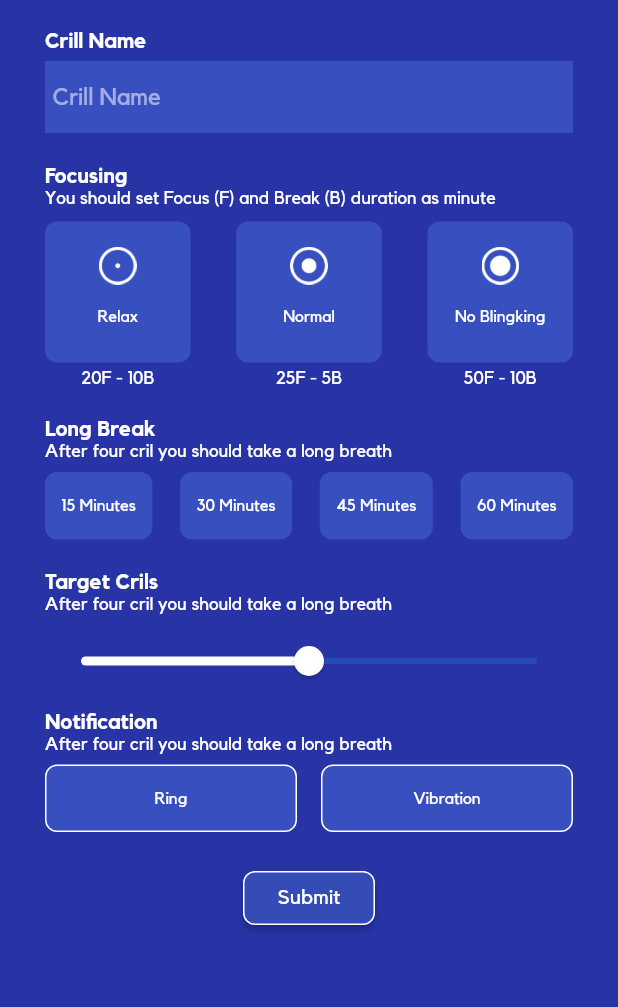
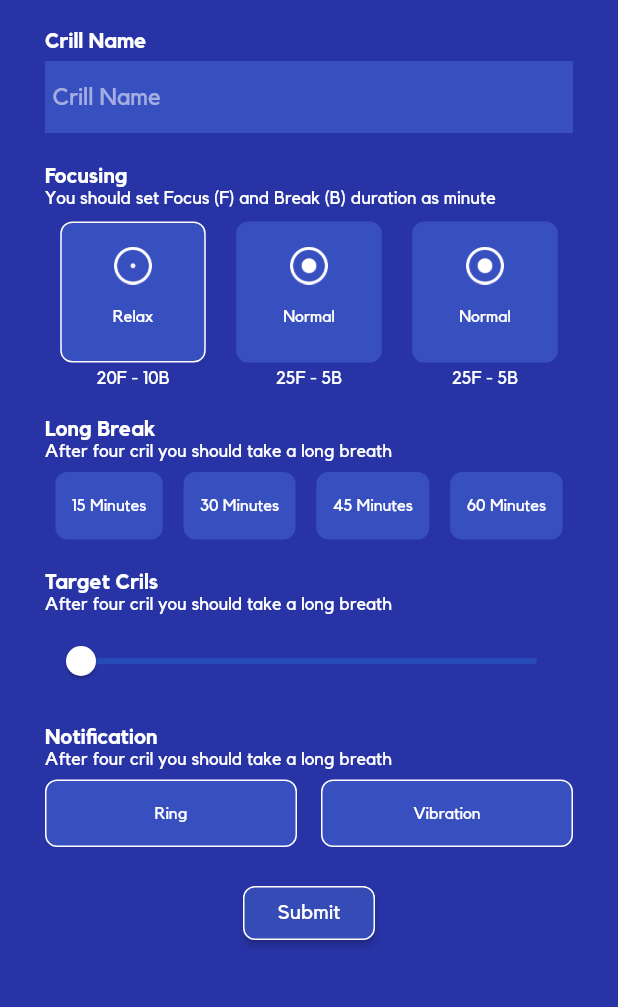
Before and after one commit to alicanbozkurt/pomo-cril, a Flutter app: the Pomo screen opened directly, on a phone screen of 412 x 824 dp, the part 89-1096 px from its top. Run offline on Flutter 3.47's test engine with Material 2 defaults, Android fonts, the phone set to English and light mode, and no system bars.

Commit message:
update custom radio and add cril data

```diff
--- /dev/null
+++ b/lib/bloc/event.dart
@@ -0,0 +1,4 @@
+enum FocusEvent{
+  focus,
+  unfocus
+}
--- /dev/null
+++ b/lib/model/cril_data.dart
@@ -0,0 +1,20 @@
+class CrilData{
+  final String crilName;
+  final Focussing focussing;
+  final int longBreak;
+  final int targetCrill;
+
+  CrilData({this.crilName, this.focussing, this.longBreak, this.targetCrill});
+}
+
+enum Focussing{
+  Relax,
+  Normal,
+  NoBlinking
+}
+
+class Setting{
+  final bool isRinging;
+  final bool isVibrate;
+  Setting({this.isRinging, this.isVibrate});
+}
--- a/lib/widget/custom/critem.dart
+++ b/lib/widget/custom/critem.dart
@@ -5,7 +5,9 @@ class CRItem extends StatefulWidget{
   final Widget child;
   final EdgeInsetsGeometry margin;
   final bool active;
-  CRItem({this.child, this.margin, this.active});
+  final Function onSelected;
+  final int position;
+  CRItem({this.child, this.margin, this.active, this.position, this.onSelected});
   @override
   State<StatefulWidget> createState() => CRItemSate();
 
@@ -24,22 +26,16 @@ class CRItemSate extends State<CRItem>{
   }
   @override
   Widget build(BuildContext context) {
-    return GestureDetector(
-      onTap: (){
-        setState(() {
-          isSelected = !isSelected;
-        });
-      },
-      child:Container(
+    return Container(
         margin: widget.margin != null ? widget.margin : EdgeInsets.zero,
         padding: EdgeInsets.only(top:16, bottom: 16, right: 10, left: 10),
           decoration: BoxDecoration(
             color: ColorUtils.blue_item,
             borderRadius: new BorderRadius.all(Radius.circular(8)),
-              border: new Border.all(color: isSelected?Colors.white: ColorUtils.blue_item, width: 1),
+              border: new Border.all(color: widget.active?Colors.white: ColorUtils.blue_item, width: 1),
           ),
           child: widget.child,
-        )
+
     );
   }
 
--- /dev/null
+++ b/lib/widget/custom/group_timer.dart
@@ -0,0 +1,77 @@
+import 'package:flutter/material.dart';
+import 'package:pomodoro_apps/utils/constants.dart';
+import 'package:pomodoro_apps/widget/custom/critem.dart';
+
+class GroupTimer extends StatefulWidget{
+
+  final Function onSelected;
+  GroupTimer({this.onSelected});
+
+  @override
+  State<StatefulWidget> createState() => StateGroupTimer();
+
+}
+
+class StateGroupTimer extends State<GroupTimer>{
+  final indexSelected = ValueNotifier(0);
+  @override
+  Widget build(BuildContext context) {
+    return ValueListenableBuilder<int>(
+     valueListenable: indexSelected,
+        builder: (context, value, child) {
+
+     return Row(
+      mainAxisAlignment: MainAxisAlignment.spaceAround,
+      children: <Widget>[
+        GestureDetector(
+          child:CRItem(
+              position: 1,
+              active: indexSelected.value == 1,
+              child: Text("15 Minutes", style:TextStyle(color:Colors.white, fontSize: 11, fontFamily:Constants.font)),
+            ),
+            onTap: (){
+              indexSelected.value = 1;
+              widget.onSelected(15);
+            },
+        ),
+         GestureDetector(
+          child:
+            CRItem(
+              position: 2,
+              active: indexSelected.value == 2,
+              child: Text("30 Minutes", style:TextStyle(color:Colors.white, fontSize: 11,fontFamily:Constants.font)),
+            ),
+          onTap:(){
+            indexSelected.value = 2;
+            widget.onSelected(30);
+        }),
+        GestureDetector(
+          child:
+            CRItem(
+              position: 3,
+              active: indexSelected.value == 3,
+              child: Text("45 Minutes", style:TextStyle(color:Colors.white,fontSize: 11,  fontFamily:Constants.font)),
+            ),
+          onTap:(){
+            indexSelected.value =3;
+            widget.onSelected(45);
+          }),
+          GestureDetector(
+          child:
+            CRItem(
+              position: 4,
+              active: indexSelected.value == 4,
+              child: Text("60 Minutes", style:TextStyle(color:Colors.white,fontSize: 11, fontFamily:Constants.font)),
+            ),
+          onTap: (){
+            indexSelected.value = 4;
+            widget.onSelected(60);
+          }),
+
+      ],
+
+    );
+        });
+  }
+
+}
--- /dev/null
+++ b/lib/widget/custom/radio_focus.dart
@@ -0,0 +1,133 @@
+import 'package:flutter/foundation.dart';
+import 'package:flutter/material.dart';
+import 'package:pomodoro_apps/model/cril_data.dart';
+import 'package:pomodoro_apps/utils/constants.dart';
+
+import 'critem.dart';
+
+class FocusData {
+  final String icon;
+  final String title;
+  final String desc;
+  bool isSelected;
+  FocusData({this.icon, this.desc, this.title, this.isSelected});
+}
+
+class RadioFocus extends StatefulWidget {
+  final Function onSelected;
+  RadioFocus({this.onSelected});
+
+  @override
+  State<StatefulWidget> createState() => RadioFocusState();
+}
+
+class RadioFocusState extends State<RadioFocus> {
+
+  final listData = [
+                      FocusData(icon:"assets/img/eye_open.png", title: "Relax", desc: "20F - 10B"),
+                      FocusData(icon:"assets/img/eye_open_2.png", title: "Normal", desc: "25F - 5B"),
+                      FocusData(icon:"assets/img/eye_open_3.png", title: "No Blingking", desc: "50F - 10B"),
+                    ];
+
+  @override
+  void initState() {
+    super.initState();
+  }
+
+  @override
+  Widget build(BuildContext context) {
+     final isActiveTrigger = ValueNotifier(0);
+    return ValueListenableBuilder<int>(
+     valueListenable: isActiveTrigger,
+        builder: (context, value, child) {
+
+     return Row(
+      mainAxisAlignment: MainAxisAlignment.spaceAround,
+      children: <Widget>[
+        GestureDetector(
+          child: FocusItem(
+            focusData: listData[0],
+            position: 0,
+            isActive: isActiveTrigger.value == 0,
+          ),
+          onTap: (){
+            isActiveTrigger.value = 0;
+            widget.onSelected(Focussing.Relax);
+          },
+        ),
+         GestureDetector(
+          child: FocusItem(
+            focusData: listData[1],
+            position: 1,
+            isActive: isActiveTrigger.value == 1,
+          ),
+          onTap: (){
+            isActiveTrigger.value = 1;
+             widget.onSelected(Focussing.Normal);
+          }
+        ),
+         GestureDetector(
+          child: FocusItem(
+            focusData: listData[1],
+            position: 2,
+            isActive: isActiveTrigger.value == 2,
+          ),
+          onTap: (){
+            isActiveTrigger.value = 2;
+             widget.onSelected(Focussing.NoBlinking);
+          }
+        ),
+
+        ],
+      );
+    }
+    );
+
+  }
+
+  void onSelected(int position) {
+    print("position " + position.toString());
+  }
+
+
+}
+
+class FocusItem extends StatefulWidget{
+  final FocusData focusData;
+  final int position;
+  final bool isActive;
+
+  FocusItem({this.focusData, this.position, this.isActive});
+
+  @override
+  State<StatefulWidget> createState() => FocusItemState();
+
+}
+
+class FocusItemState extends State<FocusItem>{
+
+
+  Widget build(BuildContext context) {
+    return Column(
+      children: <Widget>[
+        CRItem(
+              child: Container(
+                width: 75,
+                child:Column(children: <Widget>[
+                  Image.asset(widget.focusData.icon, width: 25,),
+                  Padding(padding:EdgeInsets.only(top: 16, bottom: 8), child:Text(
+                    widget.focusData.title,
+                    style: TextStyle(fontFamily: Constants.font,fontSize: 11, color: Colors.white),))
+                ])
+              ),
+              position: widget.position,
+              active: widget.isActive,
+                ),
+        Padding(padding:EdgeInsets.only(top: 4), child:Text( widget.focusData.desc,
+                 style:TextStyle(color:Colors.white, fontFamily:Constants.font, fontSize: 12)))
+      ],
+    );
+  }
+
+
+}
--- a/lib/widget/pomo/Pomo.dart
+++ b/lib/widget/pomo/Pomo.dart
@@ -1,11 +1,15 @@
+
 import 'package:flutter/material.dart';
 import 'package:flutter/widgets.dart';
+import 'package:pomodoro_apps/model/cril_data.dart';
 import 'package:pomodoro_apps/utils/animation.dart';
 import 'package:pomodoro_apps/utils/color_utils.dart';
 import 'package:pomodoro_apps/utils/constants.dart';
 import 'package:pomodoro_apps/widget/custom/back.dart';
 import 'package:pomodoro_apps/widget/custom/crbutton.dart';
 import 'package:pomodoro_apps/widget/custom/critem.dart';
+import 'package:pomodoro_apps/widget/custom/group_timer.dart';
+import 'package:pomodoro_apps/widget/custom/radio_focus.dart';
 import 'package:pomodoro_apps/widget/pomo/pomo_tracker.dart';
 
 class Pomo extends StatefulWidget {
@@ -14,10 +18,26 @@ class Pomo extends StatefulWidget {
 }
 
 class PomoState extends State<Pomo> {
-  double sliderValue = 10;
+  double sliderValue = 0;
+  String strSlider = "";
+  bool isRinging = true;
+  bool isVibrate = true;
+  int longBreak = 0;
+  Focussing focussing;
+
+  final nameController = TextEditingController();
+
+  @override
+  void dispose() {
+    super.dispose();
+  }
+
   @override
   Widget build(BuildContext context) {
+    final _scaffoldKey = GlobalKey<ScaffoldState>();
+
     return Scaffold(
+        key: _scaffoldKey,
         body: Container(
             margin: EdgeInsets.only(top: 24),
             height: MediaQuery.of(context).size.height,
@@ -61,6 +81,7 @@ class PomoState extends State<Pomo> {
                             padding: EdgeInsets.only(left: 5, right: 5),
                             color: ColorUtils.blue_item,
                             child:TextField(
+                              controller: nameController,
                               style:TextStyle(fontFamily: Constants.font, color: Colors.white),
                               decoration: InputDecoration(
                                   hintText: "Crill Name",
@@ -84,56 +105,12 @@ class PomoState extends State<Pomo> {
 
                       Padding(
                         padding: EdgeInsets.only(top: 10, bottom: 20),
-                        child: Row(
-                          mainAxisAlignment: MainAxisAlignment.spaceBetween,
-                          children: <Widget>[
-                            Column(
-                              children:<Widget>[
-                              CRItem(
-                                  child: Container(
-                                    width: 75,
-                                    child:Column(children: <Widget>[
-                                      Image.asset("assets/img/eye_open.png", width: 25,),
-                                      Padding(padding:EdgeInsets.only(top: 16, bottom: 8), child:Text("Relax", style: TextStyle(fontFamily: Constants.font,fontSize: 11, color: Colors.white),))
-                                    ])
-                                  )
-                                ),
-                                Padding(padding:EdgeInsets.only(top: 4), child:Text("20F - 10B", style:TextStyle(color:Colors.white, fontFamily:Constants.font, fontSize: 12)))
-                              ]
-                            ),
-
-                            Column(
-                              children:<Widget>[
-                              CRItem(
-                                  child: Container(
-                                    width: 75,
-                                    child:Column(children: <Widget>[
-                                      Image.asset("assets/img/eye_open_2.png", width: 25,),
-                                      Padding(padding:EdgeInsets.only(top: 16, bottom: 8), child:Text("Normal", style: TextStyle(fontFamily: Constants.font,fontSize: 11, color: Colors.white),))
-                                    ])
-                                  )
-                                ),
-                                Padding(padding:EdgeInsets.only(top: 4), child:Text("25F - 5B", style:TextStyle(color:Colors.white, fontFamily:Constants.font, fontSize: 12)))
-                              ]
-                            ),
-
-                            Column(
-                              children:<Widget>[
-                              CRItem(
-                                  child: Container(
-                                    width: 75,
-                                    child:Column(children: <Widget>[
-                                      Image.asset("assets/img/eye_open_3.png", width: 25,),
-                                      Padding(padding:EdgeInsets.only(top: 16, bottom: 8), child:Text("No Blingking", style: TextStyle(fontFamily: Constants.font,fontSize: 11, color: Colors.white),))
-                                    ])
-                                  )
-                                ),
-                                Padding(padding:EdgeInsets.only(top: 4), child:Text("50F - 10B", style:TextStyle(color:Colors.white, fontFamily:Constants.font, fontSize: 12)))
-                              ]
+                        child: RadioFocus(
+                          onSelected: (focus){
+                            focussing = focus;
+                          },
                         )
 
-                          ],
-                        ),
                       ),
                       Text("Long Break",
                           style: TextStyle(
@@ -149,23 +126,12 @@ class PomoState extends State<Pomo> {
 
                       Padding(
                         padding: EdgeInsets.only(top: 8, bottom: 20),
-                        child: Row(
-                          mainAxisAlignment: MainAxisAlignment.spaceBetween,
-                          children: <Widget>[
-                            CRItem(
-                              child: Text("15 Minutes", style:TextStyle(color:Colors.white, fontSize: 11, fontFamily:Constants.font)),
-                            ),
-                            CRItem(
-                              child: Text("30 Minutes", style:TextStyle(color:Colors.white, fontSize: 11,fontFamily:Constants.font)),
-                            ),
-                            CRItem(
-                              child: Text("45 Minutes", style:TextStyle(color:Colors.white,fontSize: 11,  fontFamily:Constants.font)),
-                            ),
-                            CRItem(
-                              child: Text("60 Minutes", style:TextStyle(color:Colors.white,fontSize: 11, fontFamily:Constants.font)),
-                            ),
-                          ],
-                        ),
+                        child: GroupTimer(
+                          onSelected: (longBreak){
+
+                          },
+                        )
+
                       ),
 
                       Text("Target Crils",
@@ -180,17 +146,26 @@ class PomoState extends State<Pomo> {
                             fontSize: 12,
                             color: Colors.white)),
 
-                      Padding(padding: EdgeInsets.only(top: 8, bottom: 8 ), child:
+                      Padding(padding: EdgeInsets.only(top: 8, bottom: 10 ), child:
+                        Stack(
+                          children:<Widget>[
                           Slider(
                             activeColor: Colors.white,
                             min: 0,
-                          max: 20,
+                            max: 8,
                             onChanged: (newRating){
                               setState(() {
-                               setState(() => sliderValue = newRating);
+                                //print("range "+newRating.toInt().toString());
+                                strSlider = newRating.toInt().toString() == "0" ? "Free" : newRating.toInt().toString();
+                                sliderValue = newRating;
                               });
                             },
                             value: sliderValue,
+                          ),
+                            Padding(padding: EdgeInsets.only(top: 40), child:
+                              Text(strSlider, style: TextStyle(color: Colors.white),)
+                            )
+                          ]
                         )
                       ),
                       Text("Notification",
@@ -213,19 +188,33 @@ class PomoState extends State<Pomo> {
                           children: <Widget>[
                               Expanded(
                               flex: 1,
-                              child: CRItem(
-                                 active: true,
+                              child: GestureDetector(
+                                child:CRItem(
+                                 active: isRinging,
                                 margin: EdgeInsets.only(right: 8),
                                 child: Text("Ring", textAlign: TextAlign.center,style:TextStyle(color:Colors.white, fontSize: 11, fontFamily:Constants.font)),
                               ),
+                              onTap: (){
+                                setState(() {
+                                   isRinging = !isRinging;
+                                });
+                              })
                             ),
                             Expanded(
                               flex: 1,
-                              child: CRItem(
-                                active: true,
+                              child: GestureDetector(
+                                child:CRItem(
+                                  active: isVibrate,
                                   margin: EdgeInsets.only(left: 8),
                                   child: Text("Vibration", textAlign: TextAlign.center,style:TextStyle(color:Colors.white, fontSize: 11, fontFamily:Constants.font)),
                                 ),
+                                onTap: (){
+                                  setState(() {
+                                    isVibrate = !isVibrate;
+                                  });
+                                },
+                              )
+
                             )
                           ],
                         ),
@@ -237,11 +226,25 @@ class PomoState extends State<Pomo> {
                             mainAxisAlignment: MainAxisAlignment.center,
                             children:<Widget>[
                           CRButton(text: "Submit", onClick: (){
-
+                            if(nameController.text == ""){
+                              _scaffoldKey.currentState.showSnackBar(new SnackBar(
+                                  content: new Text("Fill the Name & Other Param"),
+                              ));
+                            }else{
+                              final data = CrilData(
+                                crilName: nameController.text,
+                                focussing: focussing,
+                                longBreak: longBreak,
+                                targetCrill: sliderValue.toInt(),
+                              );
+                              print("data "+data.crilName+" "+data.focussing.toString());
                                Navigator.pushReplacement(context, SlideTopRoute(
-                              page: PomoTracker()
+                                page: PomoTracker(
+                                  crilData: data,
+                                )
                               ));
-                          },)
+                            }
+                          })
                           ]
                         )
                        )
@@ -251,4 +254,5 @@ class PomoState extends State<Pomo> {
               )
             ])));
   }
+
 }
--- a/lib/widget/pomo/pomo_tracker.dart
+++ b/lib/widget/pomo/pomo_tracker.dart
@@ -1,4 +1,5 @@
 import 'package:flutter/material.dart';
+import 'package:pomodoro_apps/model/cril_data.dart';
 import 'package:pomodoro_apps/utils/color_utils.dart';
 import 'package:pomodoro_apps/utils/constants.dart';
 import 'package:pomodoro_apps/widget/custom/back.dart';
@@ -6,6 +7,8 @@ import 'package:pomodoro_apps/widget/custom/crbutton.dart';
 import 'package:pomodoro_apps/widget/custom/crtimer.dart';
 
 class PomoTracker extends StatefulWidget{
+  final CrilData crilData;
+  PomoTracker({this.crilData});
   @override
   State<StatefulWidget> createState() => PomoTrackerState();
 
@@ -68,7 +71,7 @@ class PomoTrackerState extends State<PomoTracker>{
                       ),
                       dotIndicator(),
                       textCril(),
-                      Padding(padding: EdgeInsets.only(bottom: 5), child:Text("Normal", textAlign: TextAlign.center,style: TextStyle(fontFamily: Constants.font, fontSize: 13, color: Colors.white))),
+                      Padding(padding: EdgeInsets.only(bottom: 5), child:Text(getFocussing(widget.crilData.focussing), textAlign: TextAlign.center,style: TextStyle(fontFamily: Constants.font, fontSize: 13, color: Colors.white))),
                       Padding(padding: EdgeInsets.only(bottom: 5), child:Text("Unlimited Session", textAlign: TextAlign.center,style: TextStyle(fontFamily: Constants.font, fontSize: 13, color: Colors.white))),
                       Padding(padding: EdgeInsets.only(bottom: 10), child:Text("Long Break - 15 Minutes", textAlign: TextAlign.center,style: TextStyle(fontFamily: Constants.font, fontSize: 13, color: Colors.white))),
                       buttonControl(),
@@ -126,6 +129,11 @@ class PomoTrackerState extends State<PomoTracker>{
             )
       ),
     );
+  }
+
+  String getFocussing(Focussing focussing){
+    return focussing == Focussing.Normal ? "Normal" : focussing == Focussing.Relax ? "Relax" : "No Blinking";
+
   }
 
   Widget completeCril(){
@@ -203,7 +211,7 @@ class PomoTrackerState extends State<PomoTracker>{
   Widget textCril(){
     return Padding(
       padding: EdgeInsets.only(top: 30, bottom: 20),
-      child: Text("Studying on Math", textAlign: TextAlign.center,style: TextStyle(fontFamily: Constants.font, fontSize: 18, color: Colors.white),),
+      child: Text(widget.crilData.crilName, textAlign: TextAlign.center,style: TextStyle(fontFamily: Constants.font, fontSize: 18, color: Colors.white),),
     );
   }
 
--- a/pubspec.yaml
+++ b/pubspec.yaml
@@ -19,6 +19,8 @@ environment:
 dependencies:
   flutter:
     sdk: flutter
+  bloc: ^0.14.0
+  flutter_bloc: ^0.20.0
 
   # The following adds the Cupertino Icons font to your application.
   # Use with the CupertinoIcons class for iOS style icons.
```
Also changed, not shown: pubspec.lock. Lines whose indentation alone changed are shown as unchanged.
